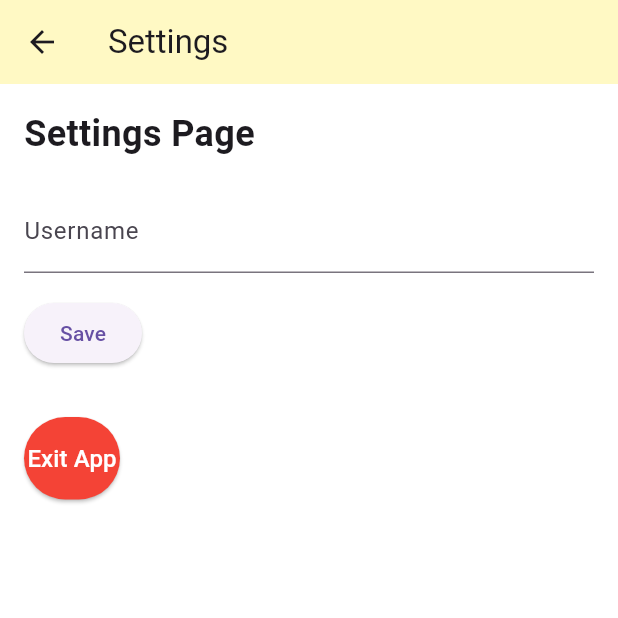
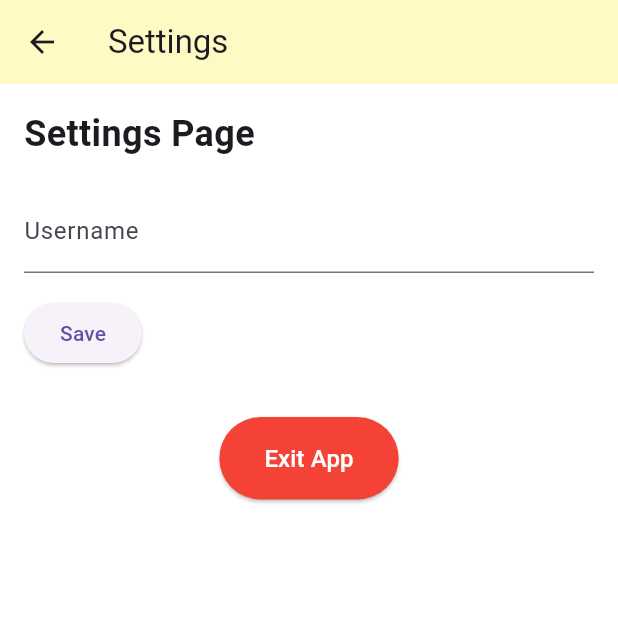
Before and after one commit to denjear/productivemate, a Flutter app: the screen it shows after launch, after a tap on the "settings" icon, on a phone screen of 412 x 824 dp, the top half of it. Run offline on Flutter 3.47's test engine with Material 3 defaults, Android fonts, the phone set to English and light mode, and no system bars; our stand-ins replace shared_preferences.

Commit message:
Add delete task, fix change username, minor adjust exit app button

```diff
--- a/lib/main.dart
+++ b/lib/main.dart
@@ -12,6 +12,7 @@ void main() {
 
 class ProductivityApp extends StatefulWidget {
   const ProductivityApp({super.key});
+
   @override
   _ProductivityAppState createState() => _ProductivityAppState();
 }
@@ -55,13 +56,13 @@ class ProductivityHomePage extends StatefulWidget {
 }
 
 class _ProductivityHomePageState extends State<ProductivityHomePage> {
-  String username = '';
+  String username = ''; // Variable to store the username
   final ValueNotifier<bool> _isPressed = ValueNotifier(false);
 
   @override
   void initState() {
     super.initState();
-    _loadUsername();
+    _loadUsername(); // Load username from SharedPreferences when the app starts
   }
 
   // Load username from SharedPreferences
@@ -80,14 +81,21 @@ class _ProductivityHomePageState extends State<ProductivityHomePage> {
         actions: [
           IconButton(
             icon: const Icon(Icons.settings),
-            onPressed: () {
-              Navigator.pushNamed(context, '/settings'); // Navigate to Settings Page
+            onPressed: () async {
+              // Navigate to Settings Page and wait for the updated username
+              final updatedUsername = await Navigator.pushNamed(context, '/settings');
+
+              if (updatedUsername != null) {
+                setState(() {
+                  username = updatedUsername as String; // Update username with the returned value
+                });
+              }
             },
           ),
         ],
       ),
       body: SafeArea(
-        child: SingleChildScrollView( // Wrap the entire body in a scroll view
+        child: SingleChildScrollView(
           padding: const EdgeInsets.all(16.0),
           child: Column(
             crossAxisAlignment: CrossAxisAlignment.start,
@@ -149,7 +157,6 @@ class _ProductivityHomePageState extends State<ProductivityHomePage> {
                 ),
               ),
               const SizedBox(height: 8),
-
               SizedBox(
                 child: Row(
                   children: [
@@ -298,16 +305,18 @@ class _ProductivityHomePageState extends State<ProductivityHomePage> {
                           mainAxisSize: MainAxisSize.min,
                           children: [
                             const Text(
-                              "Yuk, catat produktivitasmu sehari-hari!",
-                              style: TextStyle(
-                                fontSize: 16,
-                              ),
-                              textAlign: TextAlign.left,
+                              "Lacak produktivitas Anda",
+                              style: TextStyle(fontSize: 16),
                             ),
                             const SizedBox(height: 16),
                             ElevatedButton(
                               onPressed: () {
-                                Navigator.pushNamed(context, '/timeTracker');
+                                Navigator.push(
+                                  context,
+                                  MaterialPageRoute(
+                                    builder: (context) => TimeTrackerPage(),
+                                  ),
+                                );
                               },
                               style: ElevatedButton.styleFrom(
                                 backgroundColor: Colors.black,
@@ -318,35 +327,33 @@ class _ProductivityHomePageState extends State<ProductivityHomePage> {
                                 ),
                               ),
                               child: Row(
-                                mainAxisSize: MainAxisSize.min, // Menyesuaikan ukuran row agar tidak overflow
+                                mainAxisSize: MainAxisSize.min,
                                 children: [
                                   Icon(
-                                    Icons.access_time, // Ikon yang berkaitan dengan aktivitas
+                                    Icons.timer, // Ikon jam
                                     color: Colors.white,
-                                    size: 20, // Ukuran ikon
+                                    size: 20,
                                   ),
-                                  const SizedBox(width: 8), // Memberi jarak antara ikon dan teks
-                                  Flexible( // Membungkus Text dengan Flexible untuk memungkinkan teks pindah baris
+                                  const SizedBox(width: 8),
+                                  Flexible(
                                     child: Text(
-                                      "Activity Tracker",
-                                      style: TextStyle(
-                                        fontSize: 12, // Ukuran font yang lebih kecil
-                                      ),
-                                      overflow: TextOverflow.ellipsis, // Menambahkan ellipsis jika diperlukan
-                                      softWrap: true, // Membuat teks otomatis pindah ke baris baru jika diperlukan
-                                      maxLines: 2, // Membatasi maksimal dua baris
+                                      "Time Tracker",
+                                      overflow: TextOverflow.ellipsis,
+                                      softWrap: true,
+                                      style: TextStyle(fontSize: 12),
+                                      maxLines: 2,
                                     ),
                                   ),
                                 ],
                               ),
-                            ),
+                            )
                           ],
                         ),
                       ),
                     ),
                   ),
                 ],
-              )
+              ),
             ],
           ),
         ),
--- a/lib/pages/settings_page.dart
+++ b/lib/pages/settings_page.dart
@@ -1,6 +1,6 @@
 import 'package:flutter/material.dart';
+import 'package:shared_preferences/shared_preferences.dart'; // Import SharedPreferences
 import 'package:flutter/services.dart'; // Import SystemNavigator
-import 'package:shared_preferences/shared_preferences.dart'; // Import SharedPreferences
 
 class SettingsPage extends StatefulWidget {
   const SettingsPage({super.key});
@@ -21,13 +21,14 @@ class _SettingsPageState extends State<SettingsPage> {
   // Load username from SharedPreferences
   Future<void> _loadUsername() async {
     final prefs = await SharedPreferences.getInstance();
-    _usernameController.text = prefs.getString('username') ?? '';
+    _usernameController.text = prefs.getString('username') ?? ''; // Load saved username
   }
 
   // Save username to SharedPreferences
   Future<void> _saveUsername() async {
     final prefs = await SharedPreferences.getInstance();
-    await prefs.setString('username', _usernameController.text);
+    await prefs.setString('username', _usernameController.text); // Save the new username
+    Navigator.pop(context, _usernameController.text); // Return the updated username to the homepage
   }
 
   @override
@@ -55,26 +56,29 @@ class _SettingsPageState extends State<SettingsPage> {
             const SizedBox(height: 16),
             ElevatedButton(
               onPressed: () {
-                _saveUsername(); // Save the username to SharedPreferences
+                _saveUsername(); // Save the username to SharedPreferences and return to homepage
               },
               child: const Text('Save'),
             ),
             const SizedBox(height: 32),
             // Exit button
-            ElevatedButton(
+            Center(
+              child: ElevatedButton(
                 onPressed: () {
                   SystemNavigator.pop(); // Exit the app
                 },
                 style: ElevatedButton.styleFrom(
-                backgroundColor: Colors.red, // Correct property to set the button color
-                padding: const EdgeInsets.symmetric(vertical: 16),
+                  backgroundColor: Colors.red, // Warna latar belakang merah
+                  foregroundColor: Colors.white, // Warna teks putih
+                  padding: const EdgeInsets.symmetric(vertical: 16, horizontal: 30), // Tambahkan horizontal padding
                   shape: RoundedRectangleBorder(
-                  borderRadius: BorderRadius.circular(30),
+                    borderRadius: BorderRadius.circular(30), // Membuat sudut tombol melengkung
                   ),
                 ),
                 child: const Text(
                   'Exit App',
-                style: TextStyle(color: Colors.white, fontSize: 16),
+                  style: TextStyle(fontSize: 16), // Ukuran teks
+                ),
               ),
             ),
           ],
```
Also changed, not shown: lib/pages/task_list_page.dart (+50 -5 lines), lib/widgets/task_detail_overlay.dart (+18 -1 lines). Lines whose indentation alone changed are shown as unchanged.
